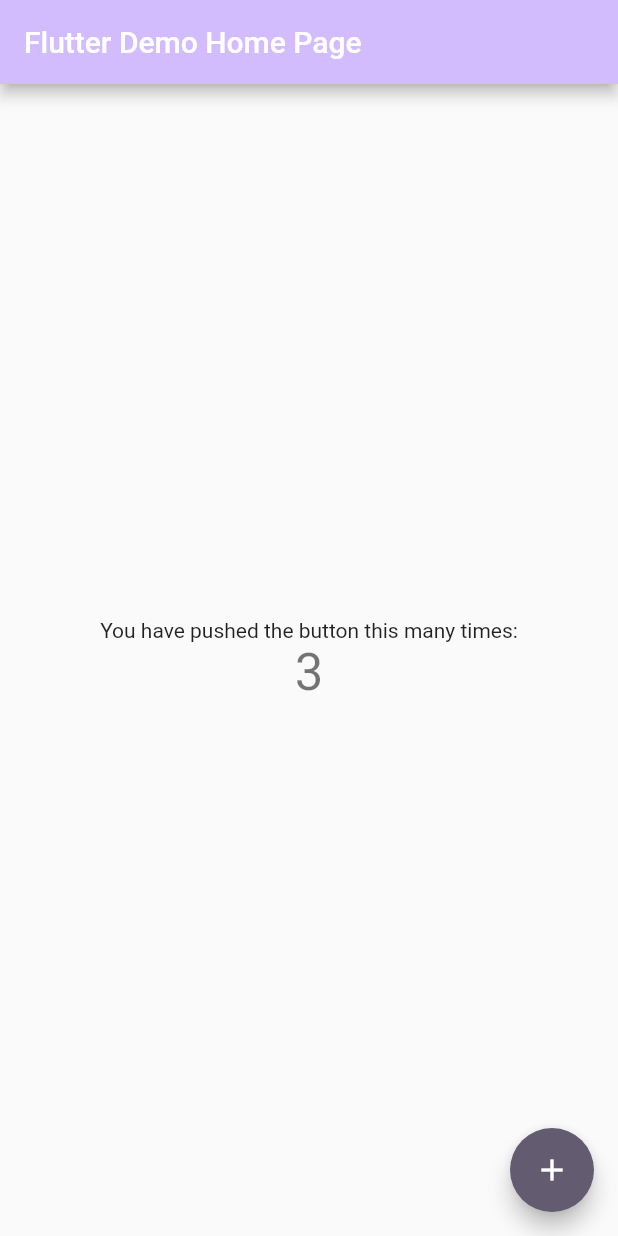
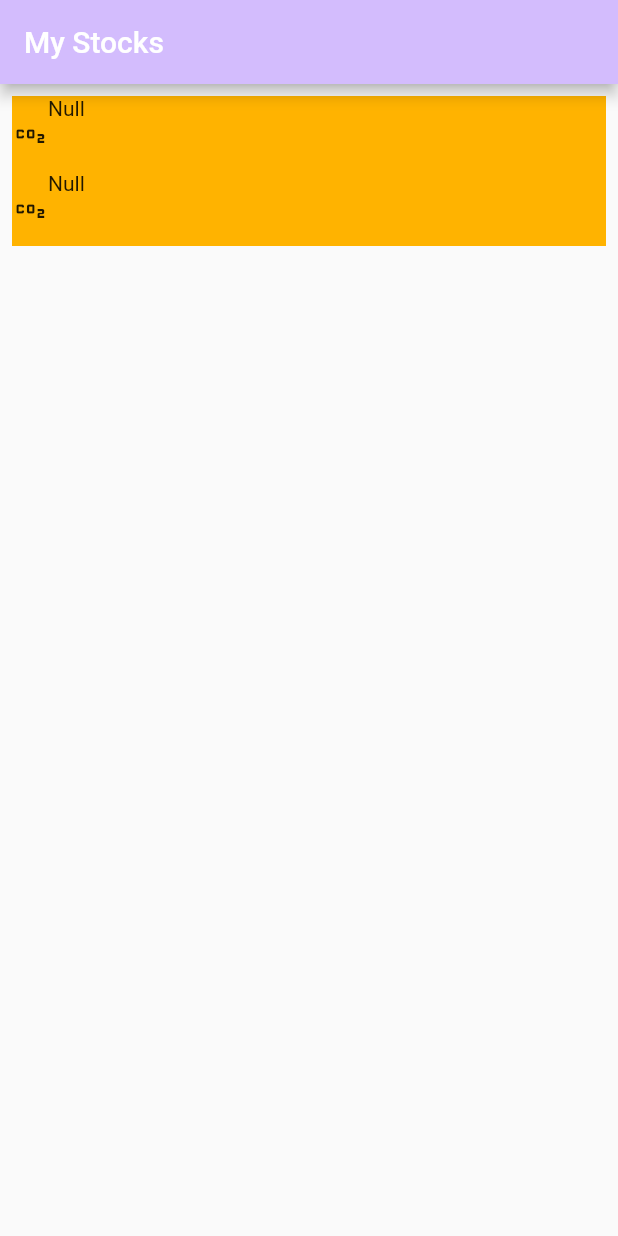
Before and after one commit to shda/MyStocks-Flutter, a Flutter app: the screen it shows after launch, on a phone screen of 412 x 824 dp. Run offline on Flutter 3.47's test engine with Material 2 defaults, Android fonts, the light colour scheme and no system bars; network calls fail.

Commit message:
Add price logic.

```diff
--- /dev/null
+++ b/lib/core/intermediary.dart
@@ -0,0 +1,12 @@
+import 'package:mystocks/data/interface_intermediary.dart';
+import 'package:mystocks/data/securities_price_info.dart';
+
+class Intermediary
+{
+  final IIntermediary intermediary;
+
+  Future<Map<String, SecuritiesPriceInfo>> requestLastPrice(Iterable<String> tickerSymbols) =>
+      intermediary.requestLastPrice(tickerSymbols);
+
+  Intermediary(this.intermediary);
+}
--- /dev/null
+++ b/lib/core/securities_data_updater.dart
@@ -0,0 +1,70 @@
+import 'dart:collection';
+
+import '../data/securities_price_info.dart';
+import '../moex/moex_intermediary_impl.dart';
+import 'intermediary.dart';
+
+class SecuritiesDataUpdater{
+  late ISecuritiesUpdate? _securitiesUpdate;
+  late Intermediary _intermediary;
+  late HashSet<String> _securitiesUpdateNames;
+  late Map<String, SecuritiesPriceInfo> _securitiesPriceDict;
+  late bool _isRequestInProcess;
+
+  SecuritiesDataUpdater(){
+    _intermediary = Intermediary(MoexIntermediaryImpl());
+    _securitiesUpdateNames = HashSet<String>.identity();
+    _securitiesPriceDict = Map<String, SecuritiesPriceInfo>.identity();
+    _isRequestInProcess = false;
+  }
+
+  int countSecurities() => _securitiesUpdateNames.length;
+
+  SecuritiesPriceInfo? getPrice(int index) {
+    List<SecuritiesPriceInfo> sen = List<SecuritiesPriceInfo>.from(_securitiesPriceDict.values);
+    if(sen.length <= index) {
+      return null;
+    }
+    return sen[index];
+  }
+
+  void setPriceListener(ISecuritiesUpdate securitiesUpdate) {
+    _securitiesUpdate = securitiesUpdate;
+  }
+
+  void requestSecurities() {
+    if(_isRequestInProcess){
+      return;
+    }
+
+    _requestSecuritiesAsync();
+  }
+
+  void setSecuritiesNames(Iterable<String> secUid) {
+    for (var id in secUid) {
+      _securitiesUpdateNames.add(id);
+    }
+  }
+
+  void _requestSecuritiesAsync() async{
+    _isRequestInProcess = true;
+
+    if (_securitiesUpdateNames.isEmpty) {
+      _isRequestInProcess = false;
+      return;
+    }
+
+    var listPriceSecurities = await _intermediary.requestLastPrice(_securitiesUpdateNames);
+    listPriceSecurities.forEach((key, value) {
+      _securitiesPriceDict[key] = value;
+    });
+
+    _isRequestInProcess = false;
+
+    _securitiesUpdate?.onUpdateSecuritiesPrice();
+  }
+}
+
+abstract class ISecuritiesUpdate {
+  void onUpdateSecuritiesPrice();
+}
--- a/lib/data/securities_price_info.dart
+++ b/lib/data/securities_price_info.dart
@@ -1,8 +1,8 @@
 class SecuritiesPriceInfo
 {
-  final String tickerSymbol;
-  final double currentPrice;
-  final String time;
+  final String? tickerSymbol;
+  final double? currentPrice;
+  final String? time;
 
-  SecuritiesPriceInfo(this.tickerSymbol, this.currentPrice, this.time);
+  SecuritiesPriceInfo({this.tickerSymbol, this.currentPrice, this.time});
 }
--- a/lib/main.dart
+++ b/lib/main.dart
@@ -1,5 +1,5 @@
 import 'package:flutter/material.dart';
-import 'dart:async';
+import 'screens/my_stocks_list.dart';
 
 void main() {
   runApp(const MyApp());
@@ -11,80 +11,12 @@
   @override
   Widget build(BuildContext context) {
     return MaterialApp(
-      title: 'Test ',
+      title: 'Test',
       theme: ThemeData(
         colorScheme: ColorScheme.fromSeed(seedColor: Colors.deepPurple),
        // useMaterial3: true,
       ),
-      home: const MyHomePage(title: 'Flutter Demo Home Page'),
+      home: const MyStocksListPage(title: 'My Stocks'),
     );
   }
 }
-
-class MyHomePage extends StatefulWidget {
-  const MyHomePage({super.key, required this.title});
-
-  final String title;
-
-  @override
-  State<MyHomePage> createState() => _MyHomePageState();
-}
-
-class _MyHomePageState extends State<MyHomePage> {
-  int _counter = 10;
-
-  late Timer _timer;
-  late bool _timerIsStart = false;
-
-  void startTimer() {
-
-    if(_timerIsStart) {
-      return;
-    }
-
-    _timerIsStart = true;
-
-    const oneSec = Duration(seconds: 1);
-    _timer = Timer.periodic(oneSec, (timer) {
-      setState(() {
-        _counter--;
-      });
-    });
-  }
-
-  void _incrementCounter() {
-    setState(() {
-      _counter++;
-    });
-  }
-
-  @override
-  Widget build(BuildContext context) {
-    startTimer();
-    return Scaffold(
-      appBar: AppBar(
-        backgroundColor: Theme.of(context).colorScheme.inversePrimary,
-        title: Text(widget.title),
-      ),
-      body: Center(
-        child: Column(
-          mainAxisAlignment: MainAxisAlignment.center,
-          children: <Widget>[
-            const Text(
-              'You have pushed the button this many times:',
-            ),
-            Text(
-              '$_counter',
-              style: Theme.of(context).textTheme.headlineMedium,
-            ),
-          ],
-        ),
-      ),
-      floatingActionButton: FloatingActionButton(
-        onPressed: _incrementCounter,
-        tooltip: 'Increment',
-        child: const Icon(Icons.add),
-      ), // This trailing comma makes auto-formatting nicer for build methods.
-    );
-  }
-}
--- a/lib/moex/marketdata_columns_enum.dart
+++ b/lib/moex/marketdata_columns_enum.dart
@@ -1,5 +1,4 @@
-enum MarketdataColumnsEnum
-{
+enum MarketdataColumnsEnum {
   SECID,
   BOARDID,
   BID,
--- /dev/null
+++ b/lib/screens/my_stocks_list.dart
@@ -0,0 +1,99 @@
+import 'package:flutter/material.dart';
+import 'dart:async';
+import 'package:mystocks/core/securities_data_updater.dart';
+
+class _MyStocksList extends State<MyStocksListPage> implements ISecuritiesUpdate {
+  late Timer _timer;
+  late SecuritiesDataUpdater _securitiesDataUpdater;
+
+  _MyStocksList() {
+    _securitiesDataUpdater = SecuritiesDataUpdater();
+    _securitiesDataUpdater.setPriceListener(this);
+
+    _securitiesDataUpdater.setSecuritiesNames({"AFLT","SBER"});
+
+    startTimer();
+  }
+
+  void startTimer() {
+    const oneSec = Duration(seconds: 1);
+    _timer = Timer.periodic(oneSec, (timer) {
+      _securitiesDataUpdater.requestSecurities();
+    });
+  }
+
+  void stopTimer(){
+    _timer.cancel();
+  }
+
+  @override
+  void dispose() {
+    stopTimer();
+    super.dispose();
+  }
+
+  @override
+  void onUpdateSecuritiesPrice() {
+    setState(() {
+
+    },);
+  }
+
+  Widget _buildListItem(int index)
+  {
+    String secName = "Null";
+    String price = "";
+
+    var secPrice = _securitiesDataUpdater.getPrice(index);
+    if(secPrice != null){
+      secName = secPrice.tickerSymbol!;
+      if(secPrice.currentPrice != null){
+        var val = secPrice.currentPrice;
+        price = "$val";
+      }
+
+    }
+
+    return Container(
+      height: 50,
+      color: Colors.amber[600],
+      child: Row(
+        children: [
+          const Icon(Icons.co2),
+          Column(
+            children: [
+              Text(secName),
+              Text(price)
+            ],
+          ),
+        ],
+      ),
+    );
+  }
+
+  @override
+  Widget build(BuildContext context) {
+    return Scaffold(
+      appBar: AppBar(
+        backgroundColor: Theme.of(context).colorScheme.inversePrimary,
+        title: Text(widget.title),
+      ),
+      body: ListView.builder(
+        padding: const EdgeInsets.all(8),
+        itemCount: _securitiesDataUpdater.countSecurities(),
+        itemBuilder: (context, index) {
+          return _buildListItem(index);
+        },
+      ),
+    );
+  }
+}
+
+class MyStocksListPage extends StatefulWidget {
+  const MyStocksListPage({super.key, required this.title});
+
+  final String title;
+
+  @override
+  State<MyStocksListPage> createState() => _MyStocksList();
+}
```
Also changed, not shown: lib/moex/converter.dart (+11 -1 lines), lib/moex/moex_parser.dart (+6 -1 lines).
